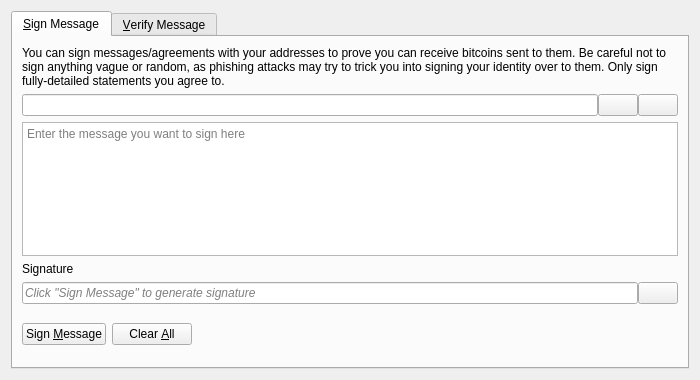
Above: src/qt/forms/signverifymessagedialog.ui from genisyskernel/koyotecoin before the change. Below: the same form after it.
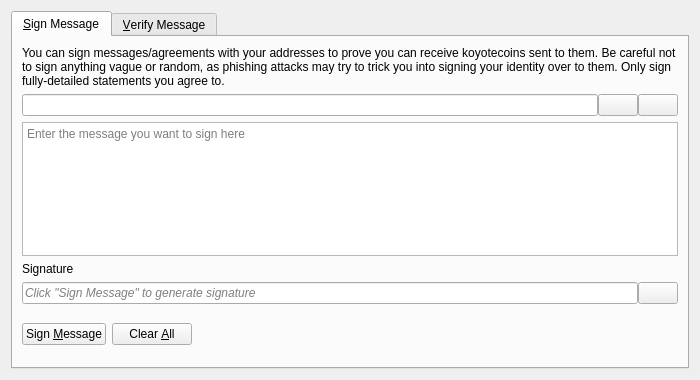
That is the form after the change. Icons and pictures are not drawn. Custom widgets are drawn as their Qt base class.

Commit message: koyotecoin: update code base.

Patch:
```diff
--- a/src/qt/forms/signverifymessagedialog.ui
+++ b/src/qt/forms/signverifymessagedialog.ui
@@ -30,7 +30,7 @@
        <item>
         <widget class="QLabel" name="infoLabel_SM">
          <property name="text">
-          <string>You can sign messages/agreements with your addresses to prove you can receive bitcoins sent to them. Be careful not to sign anything vague or random, as phishing attacks may try to trick you into signing your identity over to them. Only sign fully-detailed statements you agree to.</string>
+          <string>You can sign messages/agreements with your addresses to prove you can receive koyotecoins sent to them. Be careful not to sign anything vague or random, as phishing attacks may try to trick you into signing your identity over to them. Only sign fully-detailed statements you agree to.</string>
          </property>
          <property name="textFormat">
           <enum>Qt::PlainText</enum>
```
Left out of the diff: 26 changed lines with no effect on the pictures. The commit also changes 2627 other files.
